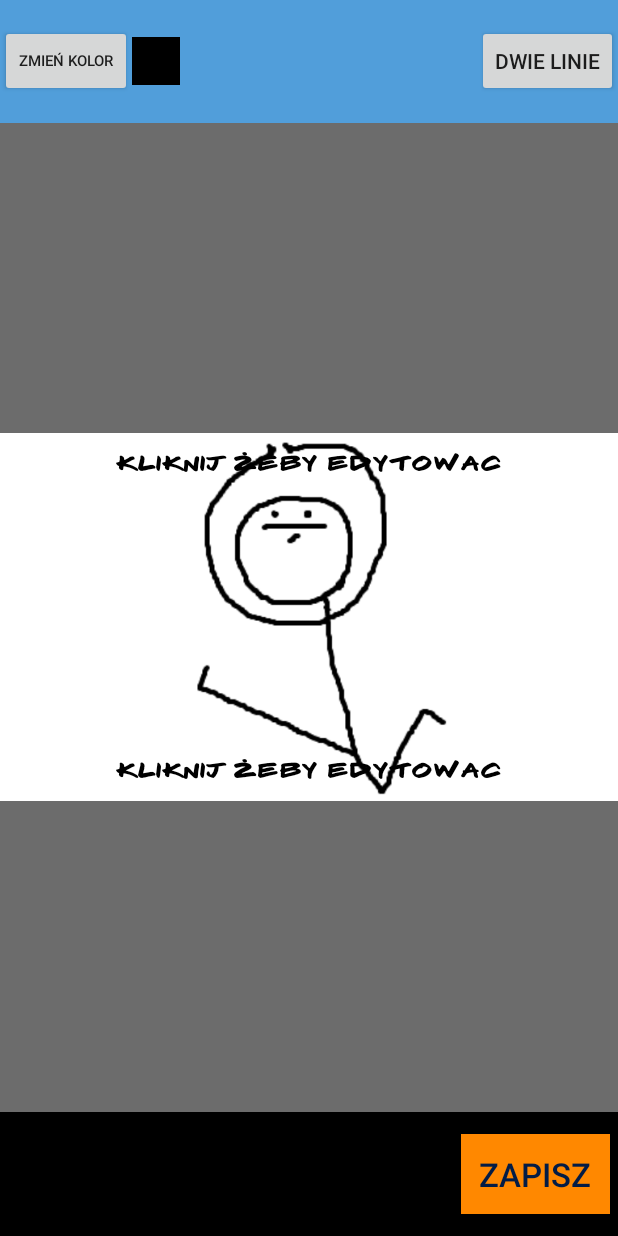
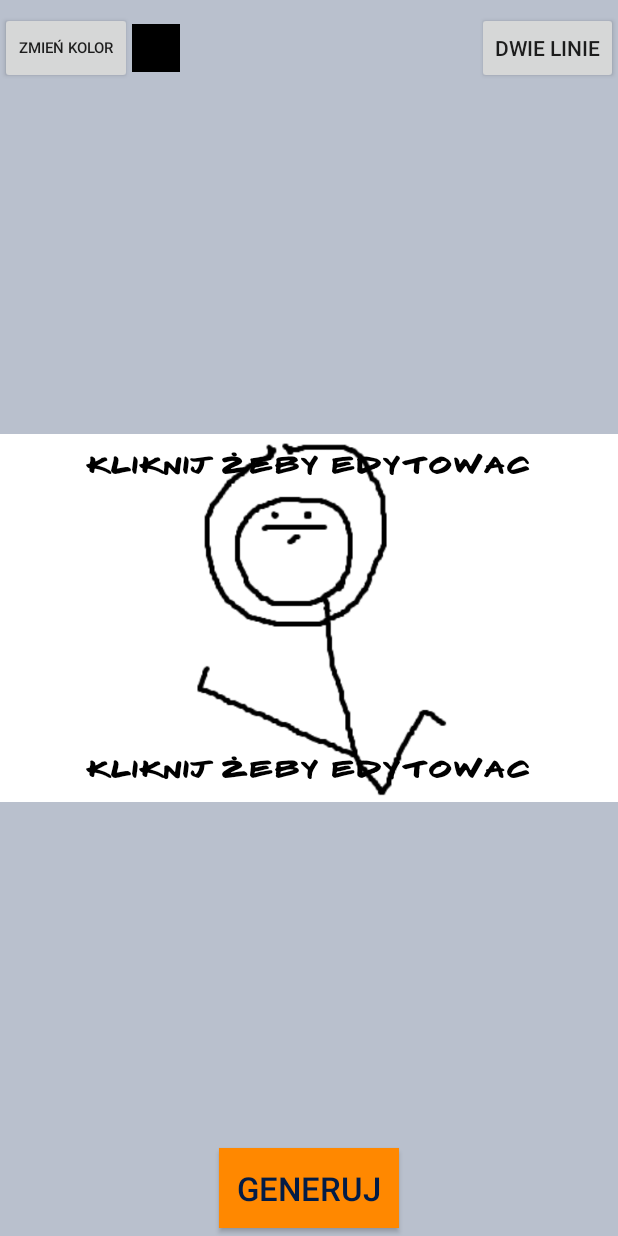
Before and after one commit to johannesplanis/Intelmeme, an Android app: the MemeCreatorActivity screen opened directly, with no data from a screen before it, on a phone screen of 412 x 824 dp. Run offline under Robolectric (Android 15) with nearby library versions, the phone set to English and light mode, and no system bars; our stand-ins replace ButterKnife.

Commit message:
generowanie mema - do dalszych prac, udostępnianie zgodnie ze specyfikacją, zmiany w layoutach

```diff
--- a/app/src/main/java/com/planis/johannes/intelmeme/fragment/PickerLocalListFragment.java
+++ b/app/src/main/java/com/planis/johannes/intelmeme/fragment/PickerLocalListFragment.java
@@ -24,7 +24,6 @@ import butterknife.ButterKnife;
  */
 public class PickerLocalListFragment extends Fragment {
 
-
     @Bind(R.id.lvChooseLocally)
     ListView lvChooseLocally;
 
@@ -47,9 +46,8 @@ public class PickerLocalListFragment extends Fragment {
     }
 
     private void initView() {
-        // TODO: 3/31/2016 adapter dla obrazków
 
-        List<Integer> list = new ArrayList<Integer>(Arrays.asList(imagesToPick));
+        List<Integer> list = new ArrayList<>(Arrays.asList(imagesToPick));
         LayoutLocalListItemAdapter adapter = new LayoutLocalListItemAdapter(getActivity(),list);
 
         lvChooseLocally.setAdapter(adapter);
--- a/app/src/main/res/layout/activity_meme_creator.xml
+++ b/app/src/main/res/layout/activity_meme_creator.xml
@@ -1,17 +1,19 @@
 <?xml version="1.0" encoding="utf-8"?>
-<LinearLayout xmlns:android="http://schemas.android.com/apk/res/android"
+<RelativeLayout xmlns:android="http://schemas.android.com/apk/res/android"
     xmlns:tools="http://schemas.android.com/tools"
     android:layout_width="match_parent"
     android:layout_height="match_parent"
     tools:context=".activity.MemeCreatorActivity"
     android:orientation="vertical"
+    android:background="@color/light_gray"
     >
 
     <RelativeLayout
         android:layout_width="match_parent"
-        android:layout_height="0dp"
+        android:layout_height="64dp"
         android:layout_weight="1"
-        android:background="@color/blue">
+        android:layout_alignParentTop="true"
+        >
 
         <Button
             android:id="@+id/btnCreatorChangeColor"
@@ -41,15 +43,18 @@
             android:layout_alignParentEnd="true" />
     </RelativeLayout>
 
+    <!--hack żeby imageview nie podjeżdżał na górę-->
+        <FrameLayout
+            android:layout_width="wrap_content"
+            android:layout_height="wrap_content"
+            android:layout_centerInParent="true">
+
             <RelativeLayout
-        android:id="@+id/rlCreatorContainer"
-        android:layout_width="match_parent"
-        android:layout_height="0dp"
-        android:layout_weight="8"
-        android:gravity="center"
-        android:background="@color/gray">
+                android:id="@+id/rlCreatorSnapshotContainer"
+                android:layout_width="wrap_content"
+                android:layout_height="wrap_content"
 
-
+                >
                 <ImageView
                     android:id="@+id/ivCreatorImageContainer"
                     android:layout_width="match_parent"
@@ -61,50 +66,53 @@
                     />
                 <com.planis.johannes.intelmeme.ui.CustomTextView
                     android:id="@+id/tvCreatorTextFieldTop"
-            android:padding="12dp"
+                    android:paddingTop="12dp"
                     android:textColor="@color/black"
+                    android:textSize="16sp"
                     android:textColorHint="@color/black"
                     android:text="@string/kliknij_eby_edytowac"
                     android:textAllCaps="true"
-            android:textStyle="bold"
-            android:gravity="center"
-            android:layout_width="match_parent"
+                    android:layout_width="wrap_content"
                     android:layout_height="wrap_content"
                     android:maxLength="@integer/meme_length_limit"
                     android:layout_alignTop="@+id/ivCreatorImageContainer"
+                    android:layout_centerHorizontal="true"
                     />
 
                 <com.planis.johannes.intelmeme.ui.CustomTextView
                     android:id="@+id/tvCreatorTextFieldBottom"
-            android:padding="12dp"
+                    android:paddingBottom="12dp"
                     android:textColor="@color/black"
+                    android:textSize="16sp"
                     android:textColorHint="@color/black"
                     android:text="@string/kliknij_eby_edytowac"
                     android:textAllCaps="true"
-            android:textStyle="bold"
-            android:gravity="center"
-            android:layout_width="match_parent"
+                    android:layout_width="wrap_content"
                     android:layout_height="wrap_content"
                     android:maxLength="@integer/meme_length_limit"
                     android:layout_alignBottom="@+id/ivCreatorImageContainer"
+                    android:layout_centerHorizontal="true"
+
                     />
 
             </RelativeLayout>
+        </FrameLayout>
+
+
 
     <RelativeLayout
         android:layout_width="match_parent"
-        android:layout_height="0dp"
+        android:layout_height="64dp"
         android:layout_weight="1"
-        android:background="@color/black">
+        android:layout_alignParentBottom="true">
 
         <Button
             style="@style/PickerBtns"
             android:layout_width="wrap_content"
             android:layout_height="wrap_content"
-            android:text="ZAPISZ"
+            android:text="generuj"
             android:id="@+id/btnCreatorSave"
-            android:layout_centerVertical="true"
-            android:layout_alignParentRight="true"
-            android:layout_alignParentEnd="true" />
+            android:layout_centerInParent="true"
+             />
     </RelativeLayout>
-</LinearLayout>
+</RelativeLayout>
--- a/app/src/main/res/values/config.xml
+++ b/app/src/main/res/values/config.xml
@@ -1,5 +1,5 @@
 <?xml version="1.0" encoding="utf-8"?>
 <resources>
 
-    <integer name="meme_length_limit">64</integer>
+    <integer name="meme_length_limit">32</integer>
 </resources>
```
Also changed, not shown: app/src/main/java/com/planis/johannes/intelmeme/activity/MemeCreatorActivity.java (+85 -45 lines), app/src/main/java/com/planis/johannes/intelmeme/utils/DataManager.java (+10 -0 lines), app/src/main/res/layout/layout_meme_preview.xml (added, +50 -0 lines), app/src/main/java/com/planis/johannes/intelmeme/Constants.java (line endings or trailing spaces), app/src/main/res/drawable/ic_share_black_48dp.png (added). Lines whose indentation alone changed are shown as unchanged.
